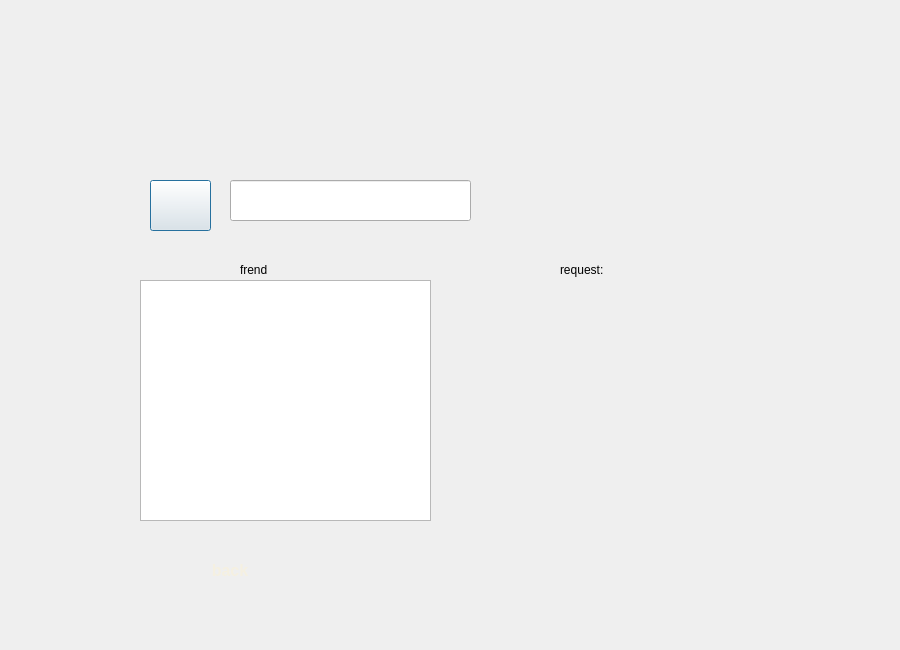
Old version of the form friendspage.ui in the repository mobinaebrahim/Slay-The-Spire.
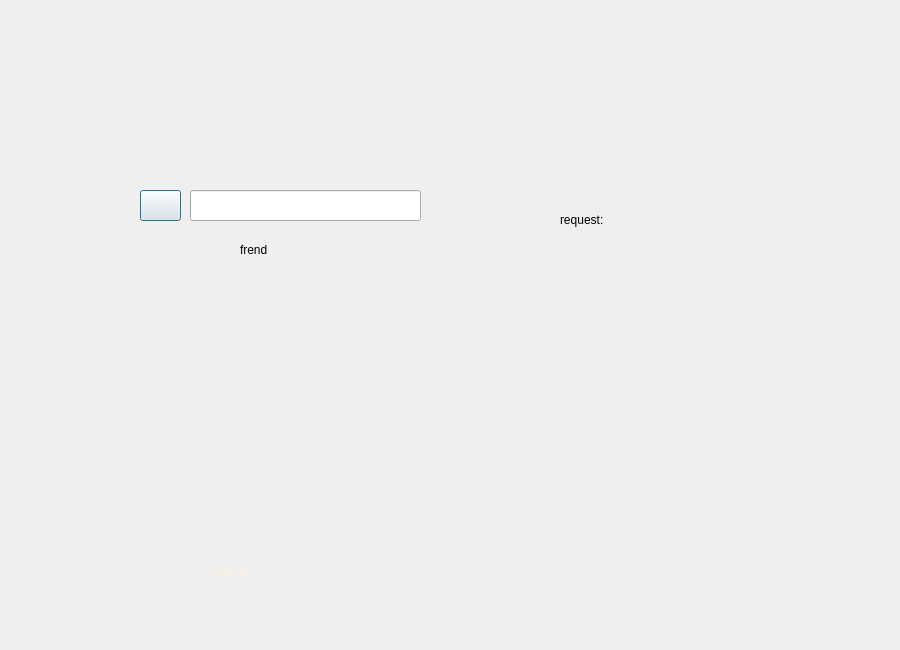
New version of the form. Icons and pictures are not drawn.

The edit to the form file:
```diff
--- a/friendspage.ui
+++ b/friendspage.ui
@@ -19,10 +19,10 @@
   <widget class="QLineEdit" name="lineEditSearchUsername">
    <property name="geometry">
     <rect>
-     <x>230</x>
-     <y>180</y>
-     <width>241</width>
-     <height>41</height>
+     <x>190</x>
+     <y>190</y>
+     <width>231</width>
+     <height>31</height>
     </rect>
    </property>
    <property name="styleSheet">
@@ -54,10 +54,10 @@
   <widget class="QPushButton" name="btnAddFriend">
    <property name="geometry">
     <rect>
-     <x>150</x>
-     <y>180</y>
-     <width>61</width>
-     <height>51</height>
+     <x>140</x>
+     <y>190</y>
+     <width>41</width>
+     <height>31</height>
     </rect>
    </property>
    <property name="styleSheet">
@@ -87,22 +87,26 @@
    <property name="geometry">
     <rect>
      <x>140</x>
-     <y>280</y>
+     <y>260</y>
      <width>291</width>
-     <height>241</height>
+     <height>261</height>
     </rect>
    </property>
    <property name="styleSheet">
-    <string notr="true">border-image: url(:/assets/mainmenu/friend/draggablepanel.png);</string>
+    <string notr="true">QListWidget{
+	border-image: url(:/assets/mainmenu/friend/draggablepanel.png);
+    background-color: transparent;
+    border: none;
+}</string>
    </property>
   </widget>
   <widget class="QListWidget" name="listPendingRequests">
    <property name="geometry">
     <rect>
      <x>470</x>
-     <y>280</y>
+     <y>260</y>
      <width>291</width>
-     <height>241</height>
+     <height>261</height>
     </rect>
    </property>
    <property name="styleSheet">
@@ -117,7 +121,7 @@
    <property name="geometry">
     <rect>
      <x>240</x>
-     <y>260</y>
+     <y>240</y>
      <width>63</width>
      <height>20</height>
     </rect>
@@ -133,7 +137,7 @@
    <property name="geometry">
     <rect>
      <x>560</x>
-     <y>260</y>
+     <y>210</y>
      <width>63</width>
      <height>20</height>
     </rect>
```
